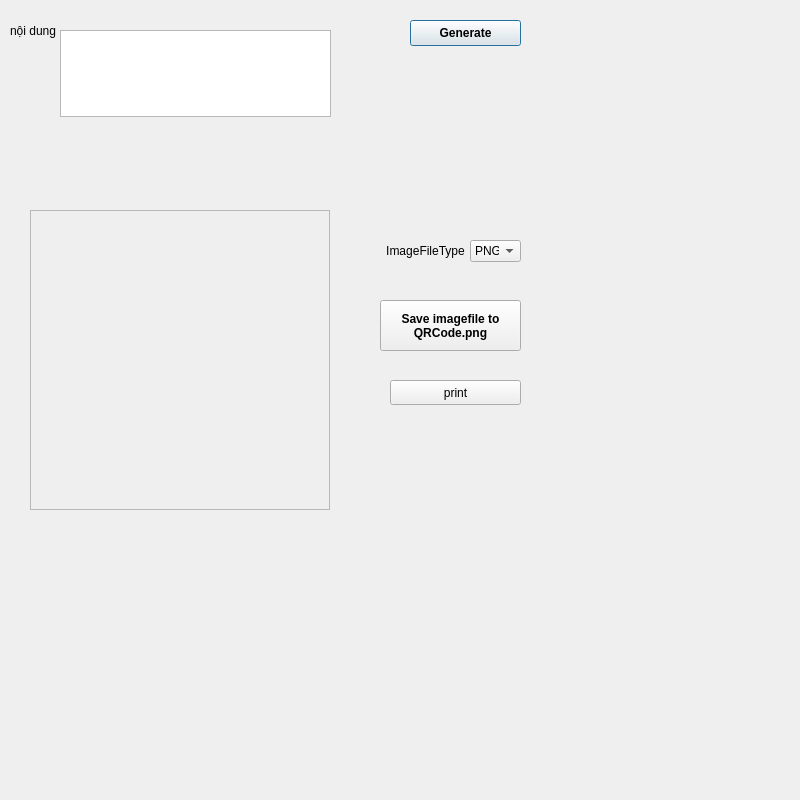
trandinhchuong/-QRCode_Generator, file mainwindow.ui: the form before one commit.
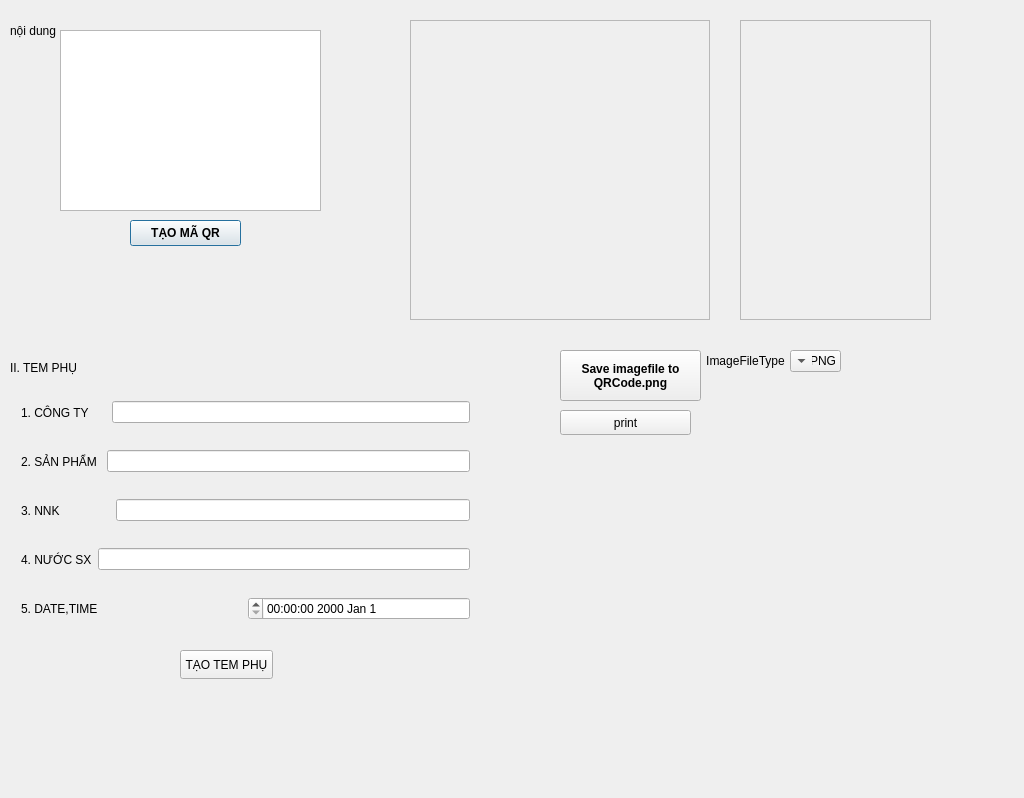
The form after the commit.

```diff
--- a/mainwindow.ui
+++ b/mainwindow.ui
@@ -6,8 +6,8 @@
    <rect>
     <x>0</x>
     <y>0</y>
-    <width>800</width>
-    <height>800</height>
+    <width>1024</width>
+    <height>798</height>
    </rect>
   </property>
   <property name="sizePolicy">
@@ -18,13 +18,13 @@
   </property>
   <property name="minimumSize">
    <size>
-    <width>800</width>
-    <height>800</height>
+    <width>400</width>
+    <height>400</height>
    </size>
   </property>
   <property name="maximumSize">
    <size>
-    <width>800</width>
+    <width>1024</width>
     <height>800</height>
    </size>
   </property>
@@ -39,8 +39,8 @@
     <rect>
      <x>0</x>
      <y>0</y>
-     <width>800</width>
-     <height>800</height>
+     <width>991</width>
+     <height>781</height>
     </rect>
    </property>
    <property name="sizePolicy">
@@ -51,21 +51,27 @@
    </property>
    <property name="minimumSize">
     <size>
-     <width>800</width>
-     <height>800</height>
+     <width>410</width>
+     <height>398</height>
     </size>
    </property>
    <property name="maximumSize">
     <size>
-     <width>800</width>
+     <width>1024</width>
      <height>800</height>
     </size>
    </property>
+   <property name="layoutDirection">
+    <enum>Qt::RightToLeft</enum>
+   </property>
+   <property name="locale">
+    <locale language="English" country="UnitedStatesVirginIslands"/>
+   </property>
    <widget class="QLabel" name="qrcodepixmapLabel">
     <property name="geometry">
      <rect>
-      <x>30</x>
-      <y>210</y>
+      <x>410</x>
+      <y>20</y>
       <width>300</width>
       <height>300</height>
      </rect>
@@ -83,8 +89,8 @@
    <widget class="QPushButton" name="generateButton">
     <property name="geometry">
      <rect>
-      <x>410</x>
-      <y>20</y>
+      <x>130</x>
+      <y>220</y>
       <width>111</width>
       <height>26</height>
      </rect>
@@ -96,7 +102,7 @@
      </font>
     </property>
     <property name="text">
-     <string>Generate</string>
+     <string>TẠO MÃ QR</string>
     </property>
     <property name="default">
      <bool>true</bool>
@@ -105,8 +111,8 @@
    <widget class="QPushButton" name="saveFileButton">
     <property name="geometry">
      <rect>
-      <x>380</x>
-      <y>300</y>
+      <x>560</x>
+      <y>350</y>
       <width>141</width>
       <height>51</height>
      </rect>
@@ -125,8 +131,8 @@
    <widget class="QComboBox" name="comboBox">
     <property name="geometry">
      <rect>
-      <x>470</x>
-      <y>240</y>
+      <x>790</x>
+      <y>350</y>
       <width>51</width>
       <height>22</height>
      </rect>
@@ -153,8 +159,8 @@
    <widget class="QLabel" name="label_2">
     <property name="geometry">
      <rect>
-      <x>380</x>
-      <y>240</y>
+      <x>700</x>
+      <y>350</y>
       <width>91</width>
       <height>21</height>
      </rect>
@@ -169,8 +175,8 @@
    <widget class="QPushButton" name="pushButton">
     <property name="geometry">
      <rect>
-      <x>390</x>
-      <y>380</y>
+      <x>560</x>
+      <y>410</y>
       <width>131</width>
       <height>25</height>
      </rect>
@@ -197,11 +203,138 @@
      <rect>
       <x>60</x>
       <y>30</y>
-      <width>271</width>
-      <height>87</height>
+      <width>261</width>
+      <height>181</height>
      </rect>
     </property>
    </widget>
+   <widget class="QLabel" name="label_11">
+    <property name="geometry">
+     <rect>
+      <x>10</x>
+      <y>360</y>
+      <width>161</width>
+      <height>16</height>
+     </rect>
+    </property>
+    <property name="text">
+     <string>II. TEM PHỤ</string>
+    </property>
+   </widget>
+   <widget class="QLabel" name="qrcodepixmapLabel_TEMPHU">
+    <property name="geometry">
+     <rect>
+      <x>740</x>
+      <y>20</y>
+      <width>191</width>
+      <height>300</height>
+     </rect>
+    </property>
+    <property name="frameShape">
+     <enum>QFrame::StyledPanel</enum>
+    </property>
+    <property name="frameShadow">
+     <enum>QFrame::Sunken</enum>
+    </property>
+    <property name="alignment">
+     <set>Qt::AlignCenter</set>
+    </property>
+   </widget>
+   <widget class="QPushButton" name="pushButton_4">
+    <property name="geometry">
+     <rect>
+      <x>180</x>
+      <y>650</y>
+      <width>93</width>
+      <height>29</height>
+     </rect>
+    </property>
+    <property name="text">
+     <string>TẠO TEM PHỤ</string>
+    </property>
+   </widget>
+   <widget class="QWidget" name="">
+    <property name="geometry">
+     <rect>
+      <x>10</x>
+      <y>380</y>
+      <width>471</width>
+      <height>261</height>
+     </rect>
+    </property>
+    <layout class="QVBoxLayout" name="verticalLayout">
+     <item>
+      <layout class="QHBoxLayout" name="horizontalLayout_5">
+       <item>
+        <widget class="QLineEdit" name="lineEdit_Cty"/>
+       </item>
+       <item>
+        <widget class="QLabel" name="label_16">
+         <property name="text">
+          <string>1. CÔNG TY     </string>
+         </property>
+        </widget>
+       </item>
+      </layout>
+     </item>
+     <item>
+      <layout class="QHBoxLayout" name="horizontalLayout_4">
+       <item>
+        <widget class="QLineEdit" name="lineEdit_sanpham"/>
+       </item>
+       <item>
+        <widget class="QLabel" name="label_14">
+         <property name="text">
+          <string>2. SẢN PHẨM </string>
+         </property>
+        </widget>
+       </item>
+      </layout>
+     </item>
+     <item>
+      <layout class="QHBoxLayout" name="horizontalLayout_2">
+       <item>
+        <widget class="QLineEdit" name="lineEdit_nnk"/>
+       </item>
+       <item>
+        <widget class="QLabel" name="label_13">
+         <property name="text">
+          <string>3. NNK               </string>
+         </property>
+        </widget>
+       </item>
+      </layout>
+     </item>
+     <item>
+      <layout class="QHBoxLayout" name="horizontalLayout">
+       <item>
+        <widget class="QLineEdit" name="lineEdit_6"/>
+       </item>
+       <item>
+        <widget class="QLabel" name="label_15">
+         <property name="text">
+          <string>4. NƯỚC SX</string>
+         </property>
+        </widget>
+       </item>
+      </layout>
+     </item>
+     <item>
+      <layout class="QHBoxLayout" name="horizontalLayout_3">
+       <item>
+        <widget class="QDateTimeEdit" name="dateTimeEdit_2"/>
+       </item>
+       <item>
+        <widget class="QLabel" name="label_12">
+         <property name="text">
+          <string>5. DATE,TIME</string>
+         </property>
+        </widget>
+       </item>
+      </layout>
+     </item>
+    </layout>
+   </widget>
   </widget>
  </widget>
  <layoutdefault spacing="6" margin="11"/>
```
Left out of the diff: 6 changed lines with no effect on the pictures.
